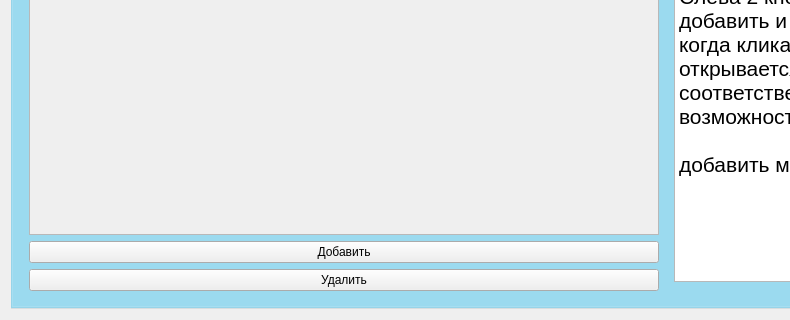
Old version of the form ui/admin/AdminEditMenuWidget.ui in the repository xamlo721/SecurityHelper; both pictures show x 0 to 790 and y 336 to 656 of the 1324 by 656 pixel window.
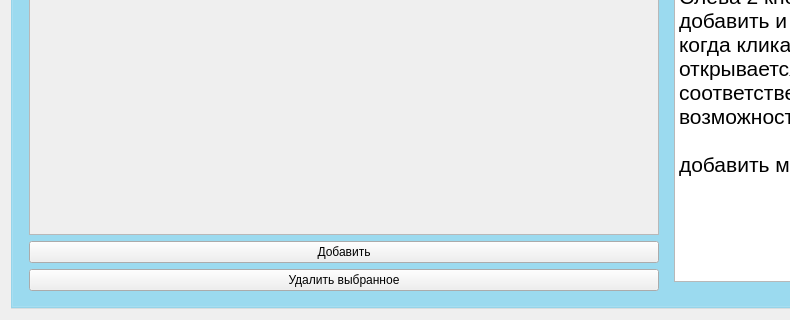
New version of the form. The open tabs and pages were chosen to show the change.

What changed in the file:
```diff
--- a/ui/admin/AdminEditMenuWidget.ui
+++ b/ui/admin/AdminEditMenuWidget.ui
@@ -301,7 +301,7 @@
             <item>
              <widget class="QPushButton" name="pushButton_deleteEvent">
               <property name="text">
-               <string>Удалить</string>
+               <string>Удалить выбранное</string>
               </property>
              </widget>
             </item>
```
Left out of the diff: 4 changed lines with no effect on the pictures.
